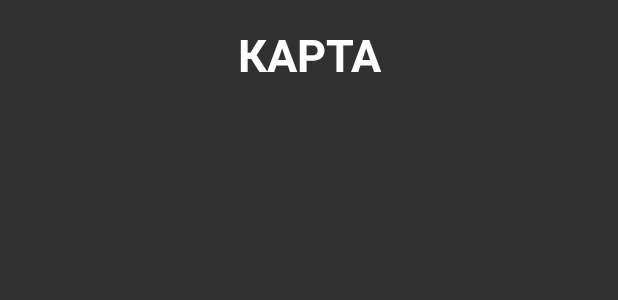
After one commit to Shaniser/BESTCardReader, an Android app: the layout activity_about_card.xml on its own in the app's theme, with its tools: preview values and no code run, on a phone screen of 412 x 824 dp. The commit adds this screen. Shown: the top 300 px of the screen. Run offline under Robolectric (Android 15) with nearby library versions, the phone set to English and light mode, and no system bars.

Commit message:
Update 08:53

```diff
--- /dev/null
+++ b/app/src/main/res/drawable/ic_edit_black_24dp.xml
@@ -0,0 +1,5 @@
+<vector android:height="24dp" android:tint="#FFFFFF"
+    android:viewportHeight="24.0" android:viewportWidth="24.0"
+    android:width="24dp" xmlns:android="http://schemas.android.com/apk/res/android">
+    <path android:fillColor="#FF000000" android:pathData="M3,17.25V21h3.75L17.81,9.94l-3.75,-3.75L3,17.25zM20.71,7.04c0.39,-0.39 0.39,-1.02 0,-1.41l-2.34,-2.34c-0.39,-0.39 -1.02,-0.39 -1.41,0l-1.83,1.83 3.75,3.75 1.83,-1.83z"/>
+</vector>
--- /dev/null
+++ b/app/src/main/res/drawable/ic_refresh_black_24dp.xml
@@ -0,0 +1,5 @@
+<vector android:height="24dp" android:tint="#FFFFFF"
+    android:viewportHeight="24.0" android:viewportWidth="24.0"
+    android:width="24dp" xmlns:android="http://schemas.android.com/apk/res/android">
+    <path android:fillColor="#FF000000" android:pathData="M17.65,6.35C16.2,4.9 14.21,4 12,4c-4.42,0 -7.99,3.58 -7.99,8s3.57,8 7.99,8c3.73,0 6.84,-2.55 7.73,-6h-2.08c-0.82,2.33 -3.04,4 -5.65,4 -3.31,0 -6,-2.69 -6,-6s2.69,-6 6,-6c1.66,0 3.14,0.69 4.22,1.78L13,11h7V4l-2.35,2.35z"/>
+</vector>
--- /dev/null
+++ b/app/src/main/res/layout/activity_about_card.xml
@@ -0,0 +1,44 @@
+<?xml version="1.0" encoding="utf-8"?>
+<android.support.constraint.ConstraintLayout xmlns:android="http://schemas.android.com/apk/res/android"
+    xmlns:app="http://schemas.android.com/apk/res-auto"
+    xmlns:tools="http://schemas.android.com/tools"
+    android:layout_width="match_parent"
+    android:layout_height="match_parent"
+    tools:context=".AboutCard">
+
+    <ScrollView
+        android:layout_width="match_parent"
+        android:layout_height="match_parent">
+
+        <LinearLayout
+            android:id="@+id/propertiesLinLay"
+            android:layout_width="match_parent"
+            android:layout_height="wrap_content"
+            android:orientation="vertical">
+
+            <android.support.constraint.ConstraintLayout
+                android:id="@+id/paymentConstLinLay"
+                android:layout_width="match_parent"
+                android:layout_height="wrap_content">
+
+                <TextView
+                    android:id="@+id/paymentSystem"
+                    android:layout_width="wrap_content"
+                    android:layout_height="wrap_content"
+                    android:layout_marginStart="176dp"
+                    android:layout_marginTop="16dp"
+                    android:layout_marginEnd="176dp"
+                    android:text="КАРТА"
+                    android:textAlignment="center"
+                    android:textColor="@color/cardview_light_background"
+                    android:textSize="30sp"
+                    android:textStyle="bold"
+                    app:layout_constraintEnd_toEndOf="parent"
+                    app:layout_constraintStart_toStartOf="parent"
+                    app:layout_constraintTop_toTopOf="parent" />
+            </android.support.constraint.ConstraintLayout>
+
+        </LinearLayout>
+    </ScrollView>
+
+</android.support.constraint.ConstraintLayout>
```
Also changed, not shown: app/src/main/AndroidManifest.xml (+10 -8 lines), app/src/main/java/com/google/android/gms/samples/vision/ocrreader/AboutCard.java (added, +47 -0 lines), app/src/main/java/com/google/android/gms/samples/vision/ocrreader/CardInstance.java (added, +160 -0 lines), app/src/main/java/com/google/android/gms/samples/vision/ocrreader/OcrCaptureActivity.java (+50 -0 lines), app/src/main/java/com/google/android/gms/samples/vision/ocrreader/OcrDetectorProcessor.java (+29 -4 lines), app/src/main/res/layout/ocr_capture.xml (+14 -2 lines), app/src/main/res/layout/property.xml (added, +35 -0 lines), app/src/main/res/layout/property_card.xml (+4 -3 lines), app/src/main/res/menu/main.xml (added, +9 -0 lines), 297 other files.
